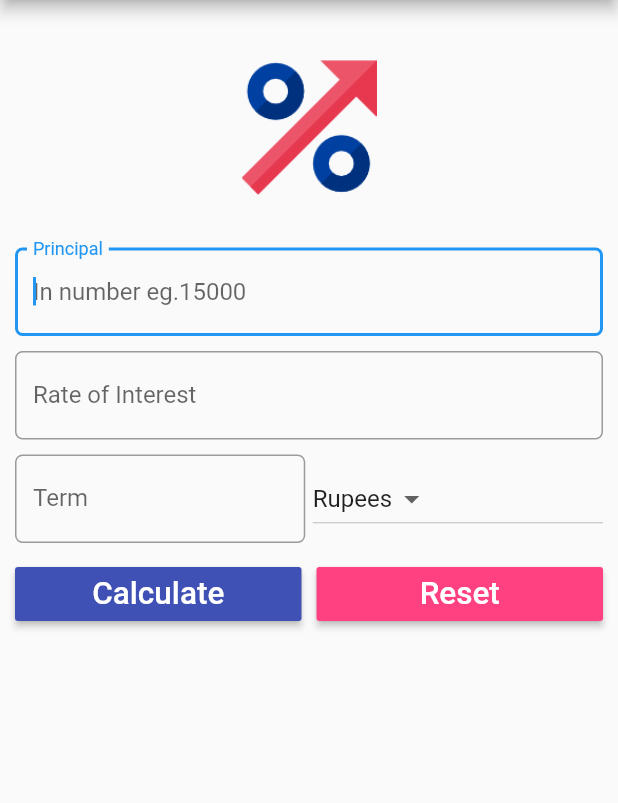
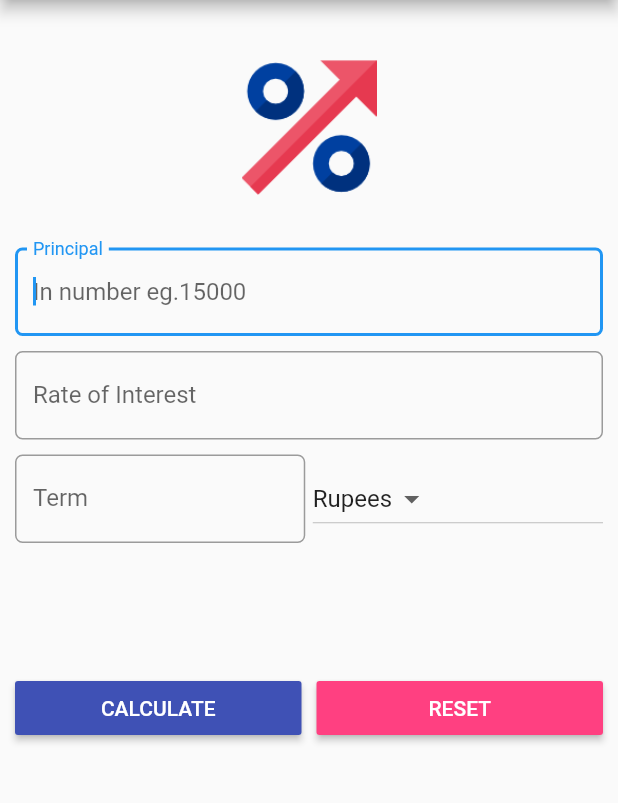
Before and after one commit to tarunvelagala/Simple-Interest-Calculator, a Flutter app: the screen it shows after launch, on a phone screen of 412 x 824 dp, the part 84-887 px from its top. Run offline on Flutter 3.47's test engine with Material 2 defaults, Android fonts, the phone set to English and light mode, and no system bars.

Commit message:
Changed Button Text and result display view.

```diff
--- a/lib/main.dart
+++ b/lib/main.dart
@@ -120,12 +120,12 @@ class Mystate extends State {
                     ],
                   ),
                 ),
-
+                Padding(padding: EdgeInsets.only(top: 30.0,bottom: 30.0),child: Text(this._displayResult,style: Theme.of(context).textTheme.body2,),),
                 Padding(
                   padding: EdgeInsets.only(top: 5.0, bottom: 5.0),
                   child: Row(
                     children: <Widget>[
-                      Expanded(child: RaisedButton(textColor: Colors.white,child: Text("Calculate",textScaleFactor: 1.5,),onPressed: (){
+                      Expanded(child: RaisedButton(textColor: Colors.white,child: Text("CALCULATE",textScaleFactor: 1.0,),onPressed: (){
                         setState(() {
                           if(_formkey.currentState.validate()) {
                             this._displayResult=_calculateTotalReturns();
@@ -135,7 +135,7 @@ class Mystate extends State {
                       Container(
                         width: 10.0,
                       ),
-                      Expanded(child: RaisedButton(textColor: Colors.white,child: Text("Reset",textScaleFactor: 1.5,),onPressed: (){
+                      Expanded(child: RaisedButton(textColor: Colors.white,child: Text("RESET",textScaleFactor: 1.0,),onPressed: (){
                         setState(() {
                           _reset();
                         });
```
